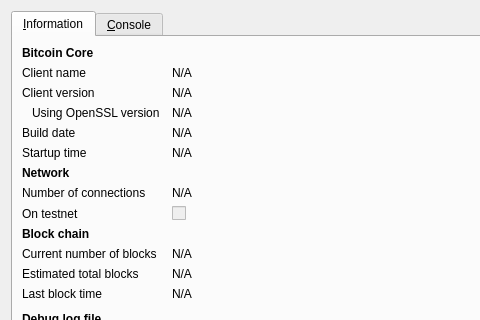
Old version of the form src/qt/forms/rpcconsole.ui in the repository blockxplorer/blockxplorer; both pictures show x 0 to 480 and y 0 to 320 of the 740 by 450 pixel window.
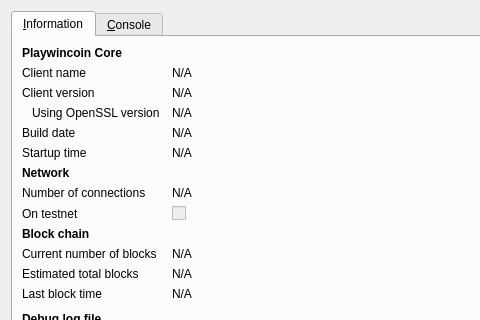
New version of the form. Icons and pictures are not drawn.

The edit to the form file:
```diff
--- a/src/qt/forms/rpcconsole.ui
+++ b/src/qt/forms/rpcconsole.ui
@@ -36,7 +36,7 @@
           </font>
          </property>
          <property name="text">
-          <string>Bitcoin Core</string>
+          <string>Playwincoin Core</string>
          </property>
         </widget>
        </item>
```
Left out of the diff: 6 changed lines with no effect on the pictures.
